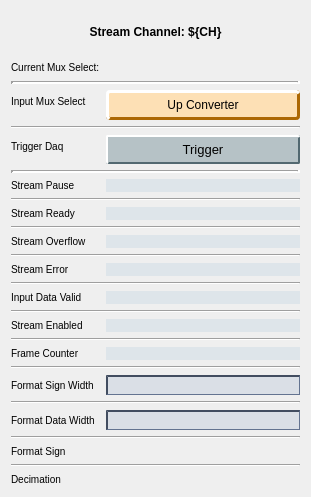
First picture: the form in individuals/up_converter_ch_stream.ui, repository cristinasewell/ATCA_PyDM_Screens, before the edit.
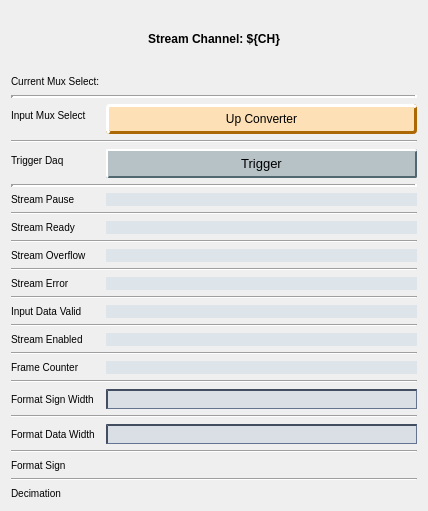
Second picture: the form after the edit. Custom widgets are drawn as their Qt base class.

Commit message: Fix some layout again

The edit to the form file:
```diff
--- a/individuals/up_converter_ch_stream.ui
+++ b/individuals/up_converter_ch_stream.ui
@@ -6,8 +6,8 @@
    <rect>
     <x>0</x>
     <y>0</y>
-    <width>311</width>
-    <height>497</height>
+    <width>428</width>
+    <height>511</height>
    </rect>
   </property>
   <property name="sizePolicy">
```
The commit also changes 2 other files.
